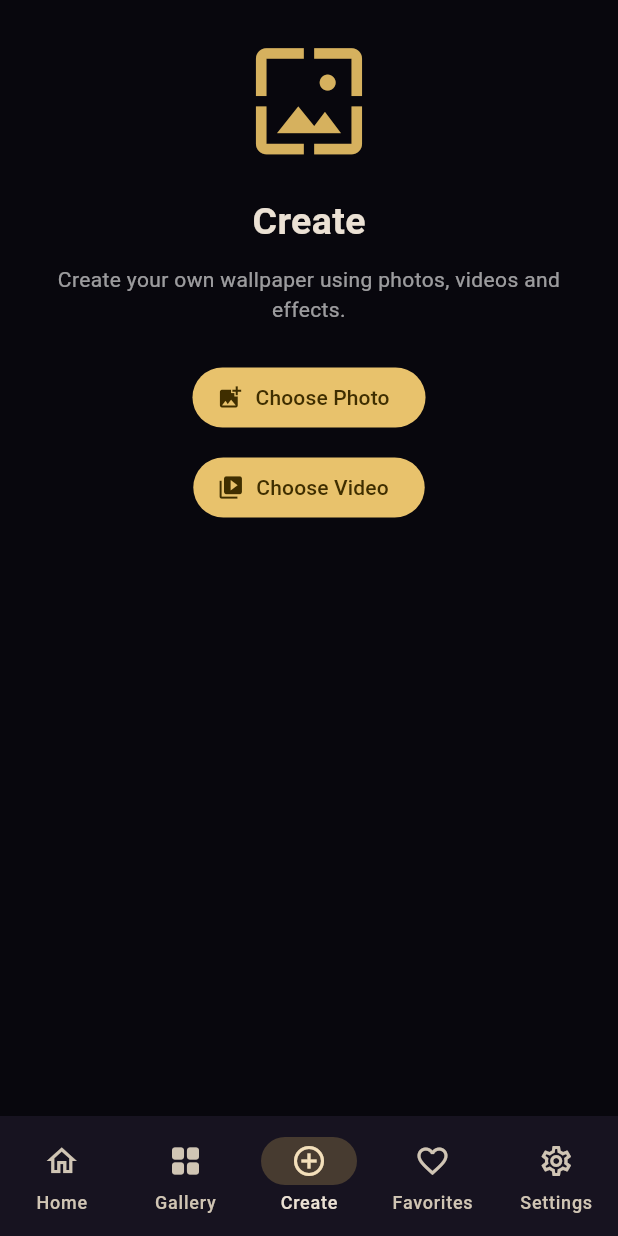
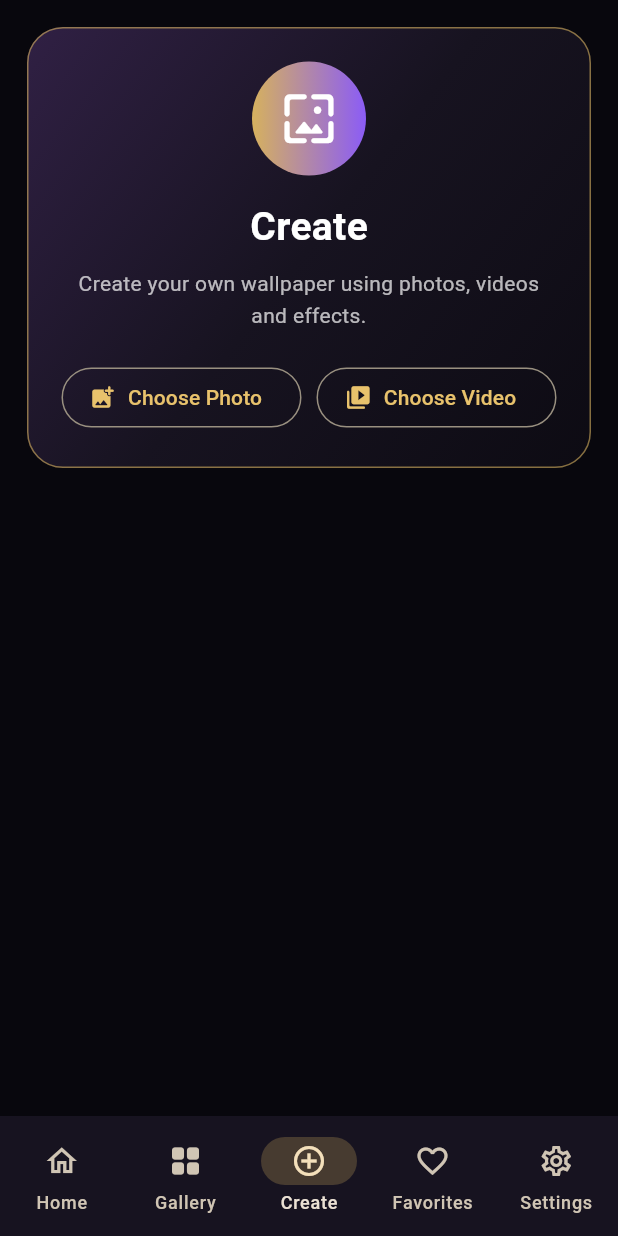
Before and after one commit to ymohammod792-ai/live-wallpaper-pro, a Flutter app: the screen it shows after launch, item 3 of the bottom bar chosen, on a phone screen of 412 x 824 dp. Run offline on Flutter 3.47's test engine with Material 3 defaults, Android fonts, the phone set to English and light mode, and no system bars; our stand-ins replace image_picker, video_player.

Commit message:
Upgrade premium create studio

```diff
--- a/lib/main.dart
+++ b/lib/main.dart
@@ -965,66 +965,102 @@ class _MainScreenState extends State<MainScreen> {
 
   Widget createPage() {
     return SingleChildScrollView(
-      padding: const EdgeInsets.all(25),
+      padding: const EdgeInsets.all(18),
       child: Column(
-        mainAxisAlignment: MainAxisAlignment.center,
+        crossAxisAlignment: CrossAxisAlignment.stretch,
         children: [
-          const Icon(Icons.wallpaper, size: 85, color: accent),
-          const SizedBox(height: 20),
+          Container(
+            padding: const EdgeInsets.all(22),
+            decoration: BoxDecoration(
+              borderRadius: BorderRadius.circular(24),
+              border: Border.all(
+                color: const Color(0xFFD6B15E).withValues(alpha: 0.6),
+              ),
+              gradient: const LinearGradient(
+                colors: [
+                  Color(0xFF302044),
+                  Color(0xFF171320),
+                  Color(0xFF0D0B13),
+                ],
+                begin: Alignment.topLeft,
+                end: Alignment.bottomRight,
+              ),
+            ),
+            child: Column(
+              children: [
+                Container(
+                  width: 76,
+                  height: 76,
+                  decoration: const BoxDecoration(
+                    shape: BoxShape.circle,
+                    gradient: LinearGradient(
+                      colors: [Color(0xFFD6B15E), Color(0xFF8B5CF6)],
+                    ),
+                  ),
+                  child: const Icon(
+                    Icons.wallpaper_rounded,
+                    size: 39,
+                    color: Colors.white,
+                  ),
+                ),
+                const SizedBox(height: 16),
                 Text(
                   tr('create'),
-            style: const TextStyle(fontSize: 25, fontWeight: FontWeight.bold),
+                  style: const TextStyle(
+                    fontSize: 26,
+                    fontWeight: FontWeight.bold,
+                    color: Colors.white,
                   ),
-          const SizedBox(height: 10),
+                ),
+                const SizedBox(height: 9),
                 const Text(
                   'Create your own wallpaper using photos, videos and effects.',
                   textAlign: TextAlign.center,
-            style: TextStyle(color: Colors.white60),
+                  style: TextStyle(color: Colors.white70, height: 1.5),
                 ),
-          const SizedBox(height: 25),
-
-          FilledButton.icon(
+                const SizedBox(height: 20),
+                Row(
+                  children: [
+                    Expanded(
+                      child: OutlinedButton.icon(
                         onPressed: () async {
                           final pickedFile = await ImagePicker().pickImage(
                             source: ImageSource.gallery,
                           );
-
                           if (pickedFile != null && mounted) {
                             final oldController = videoController;
                             setState(() {
                               selectedImage = File(pickedFile.path);
                               videoController = null;
+                              savedVideoPath = null;
                             });
                             await oldController?.dispose();
                           }
                         },
-            icon: const Icon(Icons.add_photo_alternate),
+                        icon: const Icon(Icons.add_photo_alternate_rounded),
                         label: const Text('Choose Photo'),
                       ),
-
-          const SizedBox(height: 12),
-
-          FilledButton.icon(
+                    ),
+                    const SizedBox(width: 10),
+                    Expanded(
+                      child: OutlinedButton.icon(
                         onPressed: () async {
                           final pickedFile = await ImagePicker().pickVideo(
                             source: ImageSource.gallery,
                           );
-
                           if (pickedFile == null || !mounted) return;
 
                           final controller = VideoPlayerController.file(
                             File(pickedFile.path),
                           );
-
                           try {
-                final savedPath = await saveWallpaperVideo(pickedFile.path);
+                            final savedPath =
+                                await saveWallpaperVideo(pickedFile.path);
                             await controller.initialize();
-
                             if (!mounted) {
                               await controller.dispose();
                               return;
                             }
-
                             final oldController = videoController;
                             setState(() {
                               selectedImage = null;
@@ -1036,39 +1072,48 @@ class _MainScreenState extends State<MainScreen> {
                             await controller.dispose();
                             if (mounted) {
                               ScaffoldMessenger.of(context).showSnackBar(
-                    const SnackBar(content: Text('Could not load this video')),
+                                const SnackBar(
+                                  content: Text('Could not load this video'),
+                                ),
                               );
                             }
                           }
                         },
-            icon: const Icon(Icons.video_library),
+                        icon: const Icon(Icons.video_library_rounded),
                         label: const Text('Choose Video'),
                       ),
-
+                    ),
+                  ],
+                ),
+              ],
+            ),
+          ),
           if (selectedImage != null) ...[
-            const SizedBox(height: 16),
+            const SizedBox(height: 22),
+            sectionTitle('Photo Preview'),
             ClipRRect(
-              borderRadius: BorderRadius.circular(12),
+              borderRadius: BorderRadius.circular(18),
               child: Image.file(
                 selectedImage!,
-                height: 220,
+                height: 250,
                 width: double.infinity,
                 fit: BoxFit.contain,
               ),
             ),
           ],
-
           if (videoController != null &&
               videoController!.value.isInitialized) ...[
-            const SizedBox(height: 16),
+            const SizedBox(height: 22),
+            sectionTitle('Video Preview'),
             ClipRRect(
-              borderRadius: BorderRadius.circular(12),
+              borderRadius: BorderRadius.circular(18),
               child: AspectRatio(
                 aspectRatio: videoController!.value.aspectRatio,
                 child: VideoPlayer(videoController!),
               ),
             ),
-            IconButton(
+            Center(
+              child: IconButton(
                 onPressed: () {
                   final controller = videoController!;
                   setState(() {
@@ -1081,22 +1126,32 @@ class _MainScreenState extends State<MainScreen> {
                 },
                 icon: Icon(
                   videoController!.value.isPlaying
-                    ? Icons.pause_circle
-                    : Icons.play_circle,
-                size: 45,
+                      ? Icons.pause_circle_filled
+                      : Icons.play_circle_fill,
+                  size: 54,
                   color: accent,
                 ),
               ),
+            ),
           ],
-
           if (savedVideoPath != null) ...[
-            const SizedBox(height: 16),
+            const SizedBox(height: 18),
             SizedBox(
-              width: double.infinity,
+              height: 54,
               child: FilledButton.icon(
                 onPressed: setAsLiveWallpaper,
-                icon: const Icon(Icons.wallpaper),
-                label: const Text('Set Live Wallpaper'),
+                style: FilledButton.styleFrom(
+                  backgroundColor: const Color(0xFFD6B15E),
+                  foregroundColor: const Color(0xFF08070D),
+                  shape: RoundedRectangleBorder(
+                    borderRadius: BorderRadius.circular(16),
+                  ),
+                ),
+                icon: const Icon(Icons.wallpaper_rounded),
+                label: const Text(
+                  'Set Live Wallpaper',
+                  style: TextStyle(fontWeight: FontWeight.bold),
+                ),
               ),
             ),
           ],
@@ -1104,7 +1159,6 @@ class _MainScreenState extends State<MainScreen> {
       ),
     );
   }
-
 
   Future<void> setAsLiveWallpaper() async {
     if (savedVideoPath == null) return;
```
Lines whose indentation alone changed are shown as unchanged.
